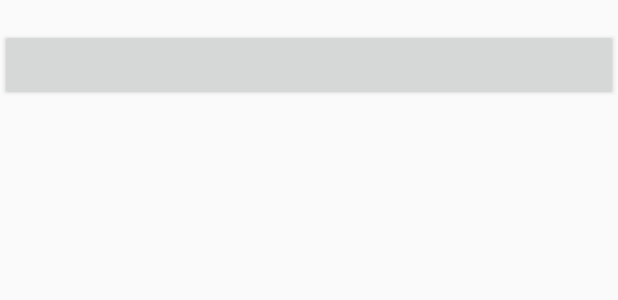
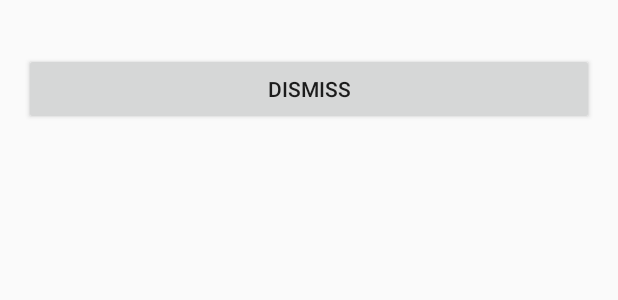
Before and after one commit to IvanSlipstream/GreyRoute, an Android app: the layout fragment_dialog_text_button.xml on its own in the app's theme, with its tools: preview values and no code run, on a phone screen of 412 x 824 dp. Shown: the top 300 px of the screen. Run offline under Robolectric (Android 15) with nearby library versions, the phone set to English and light mode, and no system bars.

Commit message:
minor optimization

```diff
--- a/app/build.gradle
+++ b/app/build.gradle
@@ -20,13 +20,14 @@ android {
 }
 
 dependencies {
-    compile fileTree(dir: 'libs', include: ['*.jar'])
+    compile fileTree(include: ['*.jar'], dir: 'libs')
     testCompile 'junit:junit:4.12'
     compile 'com.android.support:appcompat-v7:24.2.1'
     compile 'com.android.support:design:24.2.1'
     compile 'com.google.firebase:firebase-database:9.8.0'
     compile 'org.jetbrains:annotations-java5:15.0'
     compile 'com.android.support:support-v4:24.2.1'
+    compile 'com.jayway.android.robotium:robotium-solo:5.6.3'
 }
 
 apply plugin: 'com.google.gms.google-services'
--- a/app/src/main/java/com/gmsworldwide/kharlamov/greyroute/fragments/MainActivityFragment.java
+++ b/app/src/main/java/com/gmsworldwide/kharlamov/greyroute/fragments/MainActivityFragment.java
@@ -50,7 +50,9 @@ public class MainActivityFragment extends Fragment implements LoaderManager.Load
         ResultReceiver mReceiver = new ResultReceiver(new Handler()) {
             @Override
             protected void onReceiveResult(int resultCode, Bundle resultData) {
-                adapter.addSmsBriefData(new SmsBriefData(resultData));
+                if (resultCode == SmsIntentService.RESULT_CODE_NEW_SMS && resultData != null) {
+                    adapter.addSmsBriefData((SmsBriefData) resultData.getParcelable(SmsIntentService.SMS_KEY));
+                }
             }
         };
         SmsIntentService.startActionSetListener(getActivity(), mReceiver);
--- a/app/src/main/res/layout/activity_main.xml
+++ b/app/src/main/res/layout/activity_main.xml
@@ -25,7 +25,8 @@
         android:id="@+id/sw_register_receiver"
         android:layout_width="wrap_content"
         android:layout_height="wrap_content"
-        android:layout_gravity="top|end" />
+        android:layout_gravity="top|end"
+        app:layout_behavior="@string/appbar_scrolling_view_behavior"/>
 
     <!--<include layout="@layout/content_main" />-->
 
--- a/app/src/main/res/layout/fragment_dialog_text_button.xml
+++ b/app/src/main/res/layout/fragment_dialog_text_button.xml
@@ -1,7 +1,14 @@
 <?xml version="1.0" encoding="utf-8"?>
 <LinearLayout xmlns:android="http://schemas.android.com/apk/res/android"
+    xmlns:tools="http://schemas.android.com/tools"
     android:orientation="vertical" android:layout_width="match_parent"
-    android:layout_height="match_parent">
+    android:layout_height="match_parent"
+    android:paddingLeft="@dimen/activity_horizontal_margin"
+    android:paddingRight="@dimen/activity_horizontal_margin"
+    android:paddingBottom="@dimen/activity_vertical_margin"
+    android:paddingTop="@dimen/activity_vertical_margin"
+    tools:ignore="RtlSymmetry">
+
 
     <TextView
         android:id="@+id/tv_explanation"
@@ -11,6 +18,7 @@
     <Button
         android:id="@+id/btn_dialog_dismiss"
         android:layout_width="match_parent"
-        android:layout_height="wrap_content" />
+        android:layout_height="wrap_content"
+        android:text="@string/dismiss"/>
 
 </LinearLayout>
--- a/app/src/main/res/values/strings.xml
+++ b/app/src/main/res/values/strings.xml
@@ -3,5 +3,6 @@
     <string name="action_settings">Settings</string>
     <string name="broadcast_sms_explanation">You have turned on analyzing of incoming SMS.
         \nPermission to read incoming SMS is required for that.</string>
+    <string name="dismiss">Dismiss</string>
 
 </resources>
```
Also changed, not shown: app/src/main/java/com/gmsworldwide/kharlamov/greyroute/activities/MainActivity.java (+5 -3 lines), app/src/main/java/com/gmsworldwide/kharlamov/greyroute/models/SmsBriefData.java (+4 -4 lines), app/src/main/java/com/gmsworldwide/kharlamov/greyroute/service/SmsIntentService.java (+8 -7 lines).
